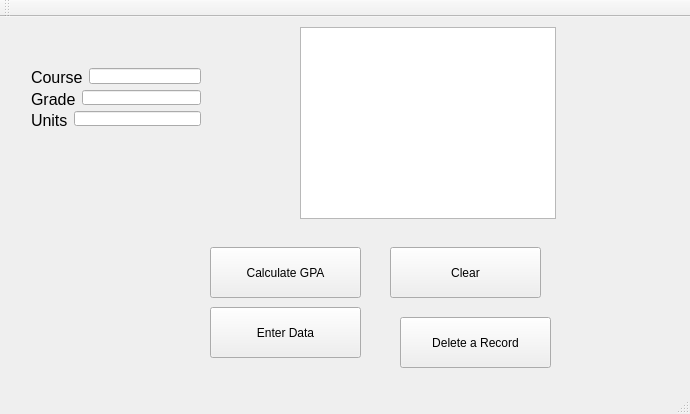
The window that mainwindow.ui (BrianLan55/gpaCalculator) describes before a commit, drawn with Qt 5.
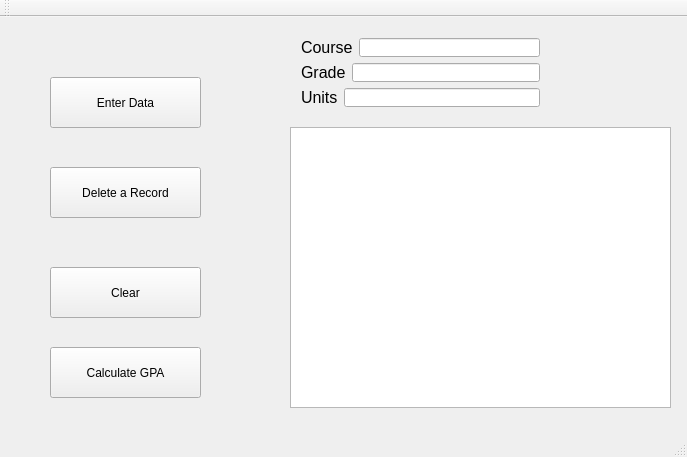
The same window after the commit.

The edit to the form file:
```diff
--- a/mainwindow.ui
+++ b/mainwindow.ui
@@ -6,8 +6,8 @@
    <rect>
     <x>0</x>
     <y>0</y>
-    <width>690</width>
-    <height>414</height>
+    <width>687</width>
+    <height>457</height>
    </rect>
   </property>
   <property name="windowTitle">
@@ -17,8 +17,8 @@
    <widget class="QPushButton" name="pushButton_calculateGPA">
     <property name="geometry">
      <rect>
-      <x>210</x>
-      <y>230</y>
+      <x>50</x>
+      <y>330</y>
       <width>151</width>
       <height>51</height>
      </rect>
@@ -30,8 +30,8 @@
    <widget class="QPushButton" name="pushButton_submitData">
     <property name="geometry">
      <rect>
-      <x>210</x>
-      <y>290</y>
+      <x>50</x>
+      <y>60</y>
       <width>151</width>
       <height>51</height>
      </rect>
@@ -43,8 +43,8 @@
    <widget class="QPushButton" name="pushButton_clearFields">
     <property name="geometry">
      <rect>
-      <x>390</x>
-      <y>230</y>
+      <x>50</x>
+      <y>250</y>
       <width>151</width>
       <height>51</height>
      </rect>
@@ -56,8 +56,8 @@
    <widget class="QPushButton" name="pushButton_deleteCourse">
     <property name="geometry">
      <rect>
-      <x>400</x>
-      <y>300</y>
+      <x>50</x>
+      <y>150</y>
       <width>151</width>
       <height>51</height>
      </rect>
@@ -69,20 +69,20 @@
    <widget class="QTableView" name="tableView_viewData">
     <property name="geometry">
      <rect>
-      <x>300</x>
+      <x>290</x>
+      <y>110</y>
+      <width>381</width>
+      <height>281</height>
+     </rect>
+    </property>
+   </widget>
+   <widget class="QWidget" name="layoutWidget">
+    <property name="geometry">
+     <rect>
+      <x>290</x>
       <y>10</y>
-      <width>256</width>
-      <height>192</height>
-     </rect>
-    </property>
-   </widget>
-   <widget class="QWidget" name="">
-    <property name="geometry">
-     <rect>
-      <x>20</x>
-      <y>40</y>
-      <width>192</width>
-      <height>80</height>
+      <width>261</width>
+      <height>91</height>
      </rect>
     </property>
     <layout class="QVBoxLayout" name="verticalLayout">
```
Left out of the diff: 2 changed lines with no effect on the pictures.
